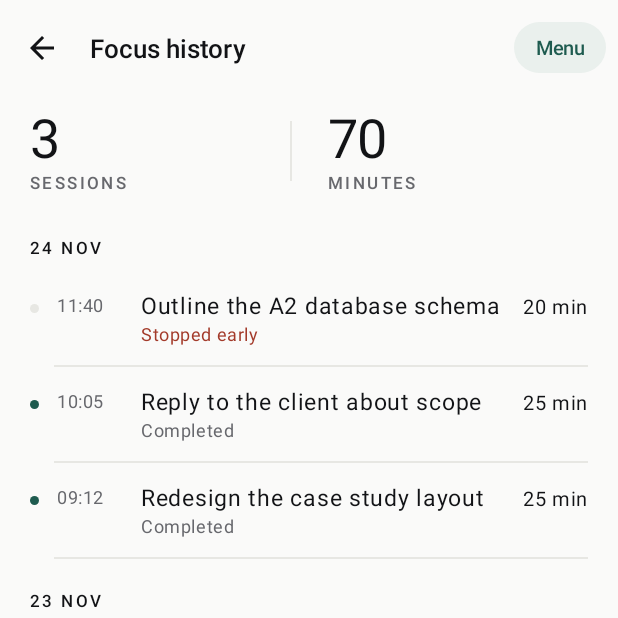
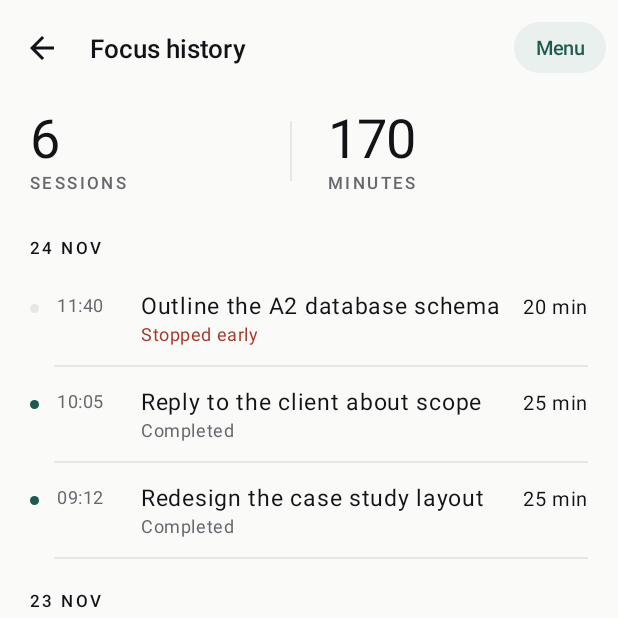
Before and after one commit to Pausedot/FocusLoop, an Android app: the HistoryListFragment screen opened directly, with no data from a screen before it, on a phone screen of 412 x 824 dp, the top half of it. Run offline under Robolectric (Android 15) with nearby library versions, the phone set to English and light mode, and no system bars.

Commit message:
fix(focus): history totals and dark theme hint

```diff
--- a/app/src/main/java/itech3106/focusloop/focus/HistoryListFragment.java
+++ b/app/src/main/java/itech3106/focusloop/focus/HistoryListFragment.java
@@ -80,8 +80,12 @@ public class HistoryListFragment extends Fragment {
             }
         }));
 
-        sessionsValue.setText(String.valueOf(store.today().size()));
-        minutesValue.setText(String.valueOf(store.minutesToday()));
+        int minutes = 0;
+        for (FocusSession session : sessions) {
+            minutes += session.minutes;
+        }
+        sessionsValue.setText(String.valueOf(sessions.size()));
+        minutesValue.setText(String.valueOf(minutes));
 
         boolean isEmpty = rows.isEmpty();
         list.setVisibility(isEmpty ? View.GONE : View.VISIBLE);
--- a/app/src/main/res/values/strings.xml
+++ b/app/src/main/res/values/strings.xml
@@ -226,7 +226,7 @@
     <string name="settings_sound">Sound</string>
     <string name="settings_sound_sub">Play a tone when the loop ends</string>
     <string name="settings_dark">Dark theme</string>
-    <string name="settings_dark_sub">Use the system setting</string>
+    <string name="settings_dark_sub">Applies after Save</string>
     <string name="settings_restore">Restore defaults</string>
 
     <!-- Five second -->
```
